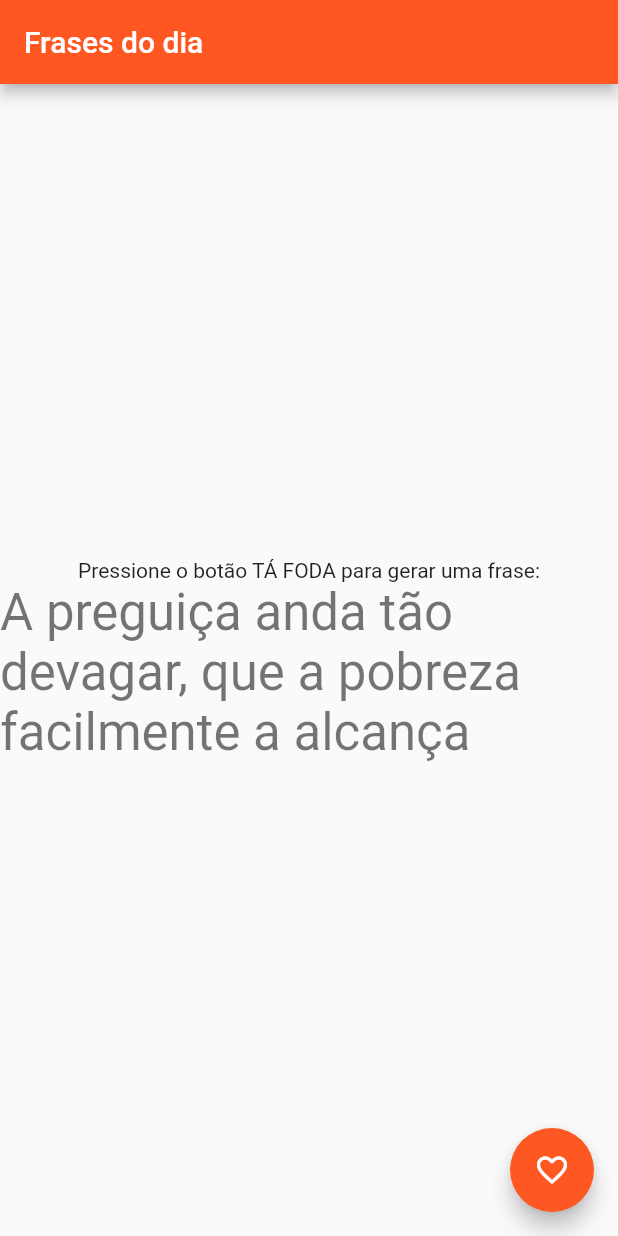
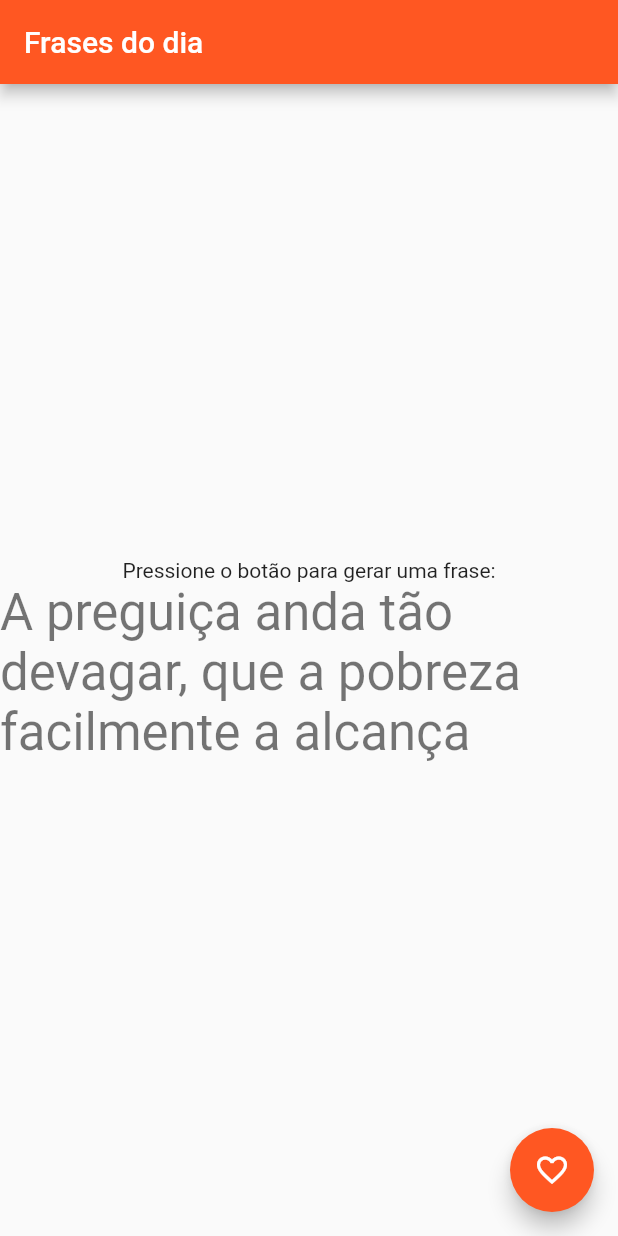
Before and after one commit to rodrigoalien/primeiro_app_flutter, a Flutter app: the screen it shows after launch, on a phone screen of 412 x 824 dp. Run offline on Flutter 3.47's test engine with Material 2 defaults, Android fonts, the phone set to English and light mode, and no system bars.

Commit message:
Update main.dart

```diff
--- a/lib/main.dart
+++ b/lib/main.dart
@@ -100,7 +100,7 @@ class _MyHomePageState extends State<MyHomePage> {
           mainAxisAlignment: MainAxisAlignment.center,
           children: <Widget>[
             Text(
-              'Pressione o botão TÁ FODA para gerar uma frase:',
+              'Pressione o botão para gerar uma frase:',
             ),
             Text(
               _frases[_numeroAleatorio],
```
